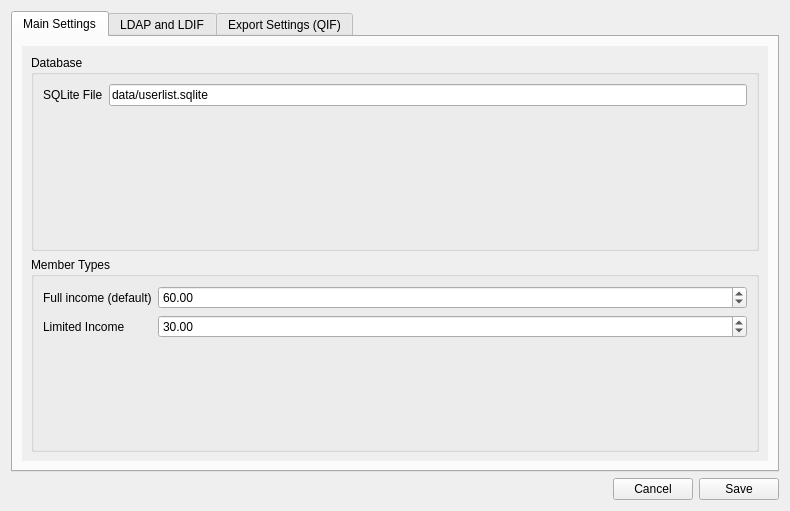
Above: forms/settings.ui from LukyLuke/PiTres before the change. Below: the same form after it.
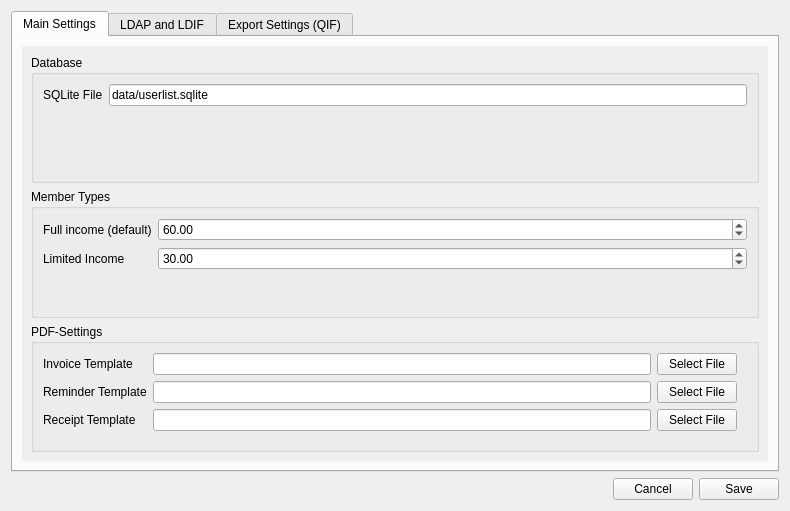
That is the form after the change.

Commit message: Added configuration settings for XmlPdf-Templates

Diff of the .ui file:
```diff
--- a/forms/settings.ui
+++ b/forms/settings.ui
@@ -117,6 +117,87 @@
              </layout>
             </widget>
            </item>
+           <item>
+            <widget class="QGroupBox" name="groupBox_7">
+             <property name="title">
+              <string>PDF-Settings</string>
+             </property>
+             <layout class="QFormLayout" name="formLayout_7">
+              <item row="0" column="0">
+               <widget class="QLabel" name="label_26">
+                <property name="text">
+                 <string>Invoice Template</string>
+                </property>
+               </widget>
+              </item>
+              <item row="0" column="1">
+               <layout class="QHBoxLayout" name="horizontalLayout_3">
+                <property name="rightMargin">
+                 <number>10</number>
+                </property>
+                <item>
+                 <widget class="QLineEdit" name="pdfInvoice"/>
+                </item>
+                <item>
+                 <widget class="QPushButton" name="invoiceSelect">
+                  <property name="text">
+                   <string>Select File</string>
+                  </property>
+                 </widget>
+                </item>
+               </layout>
+              </item>
+              <item row="1" column="0">
+               <widget class="QLabel" name="label_27">
+                <property name="text">
+                 <string>Reminder Template</string>
+                </property>
+               </widget>
+              </item>
+              <item row="1" column="1">
+               <layout class="QHBoxLayout" name="horizontalLayout_4">
+                <property name="rightMargin">
+                 <number>10</number>
+                </property>
+                <item>
+                 <widget class="QLineEdit" name="pdfReminder"/>
+                </item>
+                <item>
+                 <widget class="QPushButton" name="reminderSelect">
+                  <property name="text">
+                   <string>Select File</string>
+                  </property>
+                 </widget>
+                </item>
+               </layout>
+              </item>
+              <item row="2" column="0">
+               <widget class="QLabel" name="label_28">
+                <property name="text">
+                 <string>Receipt Template</string>
+                </property>
+               </widget>
+              </item>
+              <item row="2" column="1">
+               <layout class="QHBoxLayout" name="horizontalLayout_5">
+                <property name="rightMargin">
+                 <number>10</number>
+                </property>
+                <item>
+                 <widget class="QLineEdit" name="pdfReceipt"/>
+                </item>
+                <item>
+                 <widget class="QPushButton" name="receiptSelect">
+                  <property name="text">
+                   <string>Select File</string>
+                  </property>
+                 </widget>
+                </item>
+               </layout>
+              </item>
+             </layout>
+            </widget>
+           </item>
           </layout>
          </widget>
         </widget>
```
The commit also changes 2 other files.
